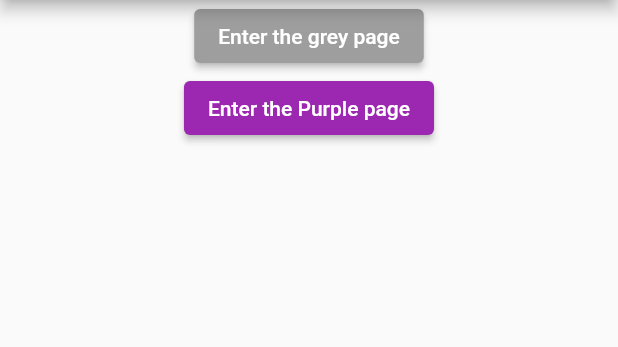
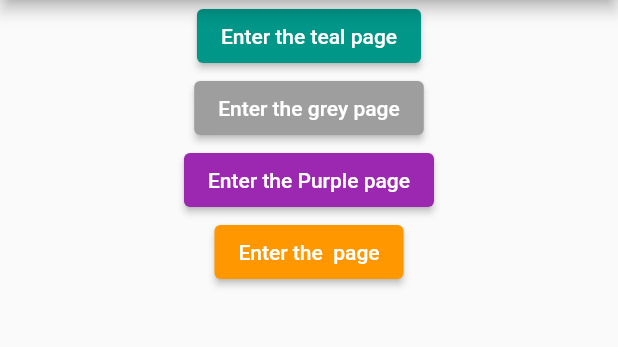
Before and after one commit to Gokdenizsari/flutter_Navigations, a Flutter app: the screen it shows after launch, on a phone screen of 412 x 824 dp, the part 84-431 px from its top. Run offline on Flutter 3.47's test engine with Material 2 defaults, Android fonts, the phone set to English and light mode, and no system bars.

Commit message:
Update main.dart

```diff
--- a/lib/main.dart
+++ b/lib/main.dart
@@ -2,13 +2,22 @@ import 'package:flutter/cupertino.dart';
 import 'package:flutter/material.dart';
 import 'package:flutter_navigations/grey_page.dart';
 import 'package:flutter_navigations/purple_page.dart';
+import 'package:flutter_navigations/teal_page.dart';
 
 void main() => runApp(MyApp());
 
 class MyApp extends StatelessWidget {
   @override
   Widget build(BuildContext context) {
-    return MaterialApp(title: 'Material App', home: MainMenu());
+    return MaterialApp(
+      title: 'Material App',
+      //home: MainMenu(),
+      routes: {
+        "purplePage": (context) => PurplePage(),
+        "/": (context) => MainMenu(),
+        "-greyPage" :(context) => GreyPage(),
+      },
+    );
   }
 }
 
@@ -24,6 +33,14 @@ class MainMenu extends StatelessWidget {
       body: Center(
           child: Column(
         children: [
+          ElevatedButton(
+            onPressed: () {
+              Navigator.of(context)
+                  .push(MaterialPageRoute(builder: (context) => TealPage()));
+            },
+            style: ElevatedButton.styleFrom(primary: Colors.teal),
+            child: Text("Enter the teal page"),
+          ),
           ElevatedButton(
             onPressed: () {
               if (Navigator.canPop(context)) {
@@ -43,7 +60,15 @@ class MainMenu extends StatelessWidget {
             },
             style: ElevatedButton.styleFrom(primary: Colors.purple),
             child: Text("Enter the Purple page"),
-          )
+          ),
+          ElevatedButton(
+            onPressed: () {
+              //Navigator.of(context).pushNamed("purplePage")
+              Navigator.pushNamed(context, "purplePage");
+            },
+            style: ElevatedButton.styleFrom(primary: Colors.orange),
+            child: Text("Enter the  page"),
+          ),
         ],
       )),
     );
```
